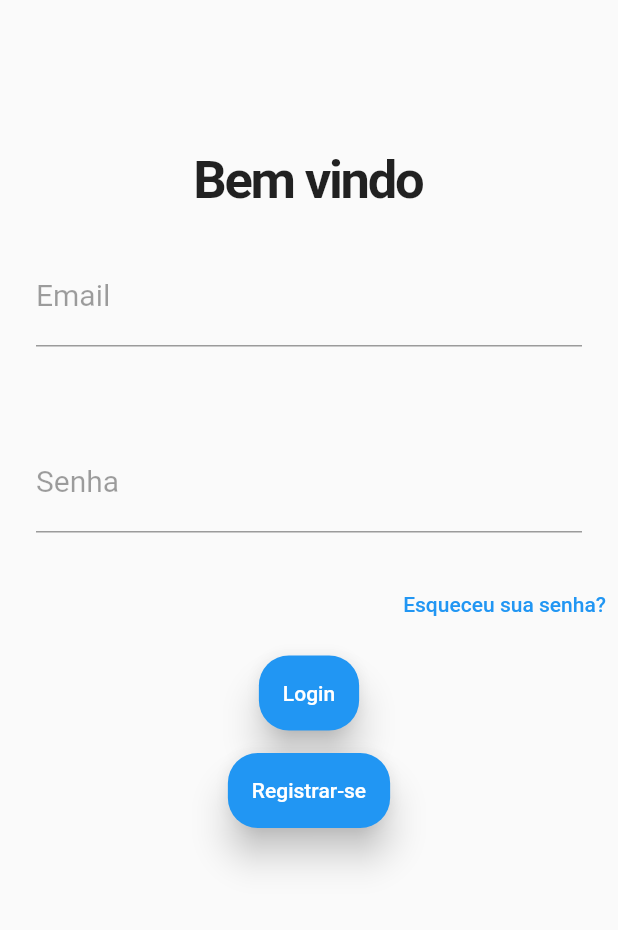
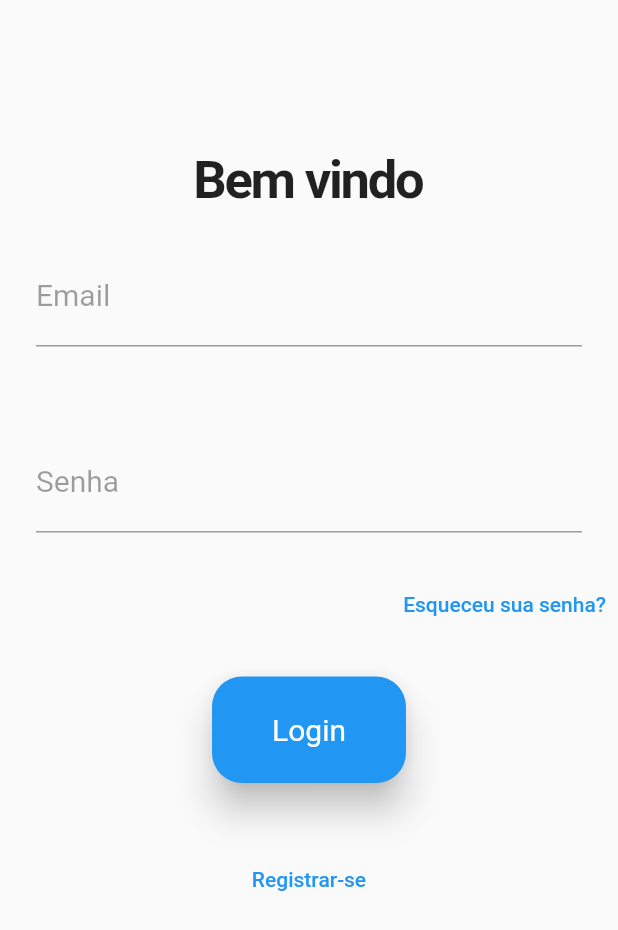
Before and after one commit to Marvingms7/pontosolu, a Flutter app: the screen it shows after launch, on a phone screen of 412 x 824 dp. Shown: the top 930 px of the screen. Run offline on Flutter 3.47's test engine with Material 2 defaults, Android fonts, the phone set to English and light mode, and no system bars; our stand-ins replace cloud_firestore, firebase_auth, firebase_core, quickalert; missing offline and left inert: dart:ffi; accounts and stored records are empty.

Commit message:
Update loginpage.dart

```diff
--- a/lib/app/pages/loginpage.dart
+++ b/lib/app/pages/loginpage.dart
@@ -1,4 +1,5 @@
 import 'dart:ffi';
+import 'dart:ui';
 
 import 'package:flutter/material.dart';
 
@@ -67,6 +68,7 @@ class _LoginPageState extends State<LoginPage> {
                       if (value!.isEmpty) {
                         return 'Informe o email correto!';
                       }
+                      return null;
                     },
                     decoration: const InputDecoration(
                       labelText: "Email",
@@ -90,9 +92,10 @@ class _LoginPageState extends State<LoginPage> {
                     validator: (value) {
                       if (value!.isEmpty) {
                         return 'Informe a senha correta!';
-                      }else if (value!.length < 6){
+                      } else if (value!.length < 6) {
                         return 'Sua senha deve ter no minimo 6 digitos!';
                       }
+                      return null;
                     },
                     obscureText: true,
                     decoration: const InputDecoration(
@@ -117,19 +120,21 @@ class _LoginPageState extends State<LoginPage> {
                   ),
                 ),
                 Padding(
-                  padding: const EdgeInsets.only(top: 10),
-                  child: SizedBox(
-                    height: 50,
+                  padding: const EdgeInsets.all(24.0),
                   child: ElevatedButton(
                     onPressed: () {},
                     style: ElevatedButton.styleFrom(
                       elevation: 10,
+                      textStyle: const TextStyle(fontSize: 20),
                       shape: RoundedRectangleBorder(
                         borderRadius: BorderRadius.circular(20),
                       ),
                     ),
-                      child: const Text(
-                        'Login',
+                    child: Padding(
+                      padding: const EdgeInsets.all(24.0),
+                      child: Text(
+                        actionButton,
+                        style: const TextStyle(fontSize: 20),
                       ),
                     ),
                   ),
@@ -138,17 +143,12 @@ class _LoginPageState extends State<LoginPage> {
                   padding: const EdgeInsets.only(top: 15),
                   child: SizedBox(
                       height: 50,
-                    child: ElevatedButton(
-                      onPressed: () {},
-                      style: ElevatedButton.styleFrom(
-                        elevation: 10,
-                        shape: RoundedRectangleBorder(
-                          borderRadius: BorderRadius.circular(20),
+                      child: TextButton(
+                        onPressed: () => setFormAction(!islogin),
+                        child: Text(
+                          toggleButton,
                         ),
-                      ),
-                      child: const Text('Registrar-se'),
-                    ),
-                  ),
+                      )),
                 ),
               ],
             ),
```
Lines whose indentation alone changed are shown as unchanged.
